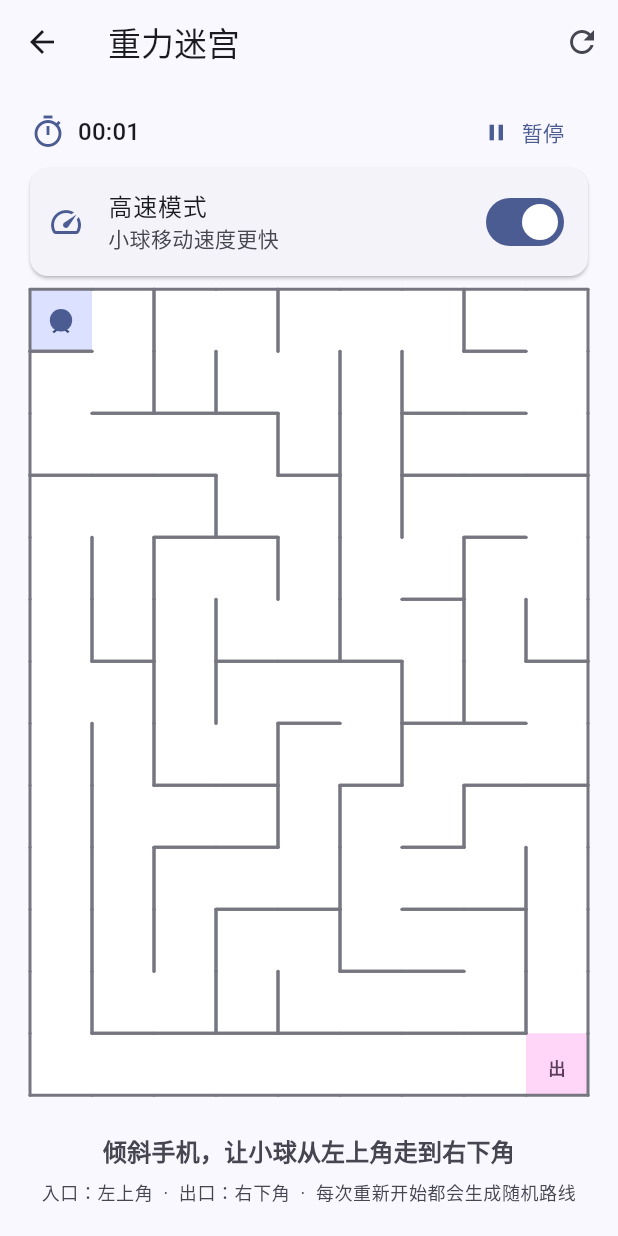
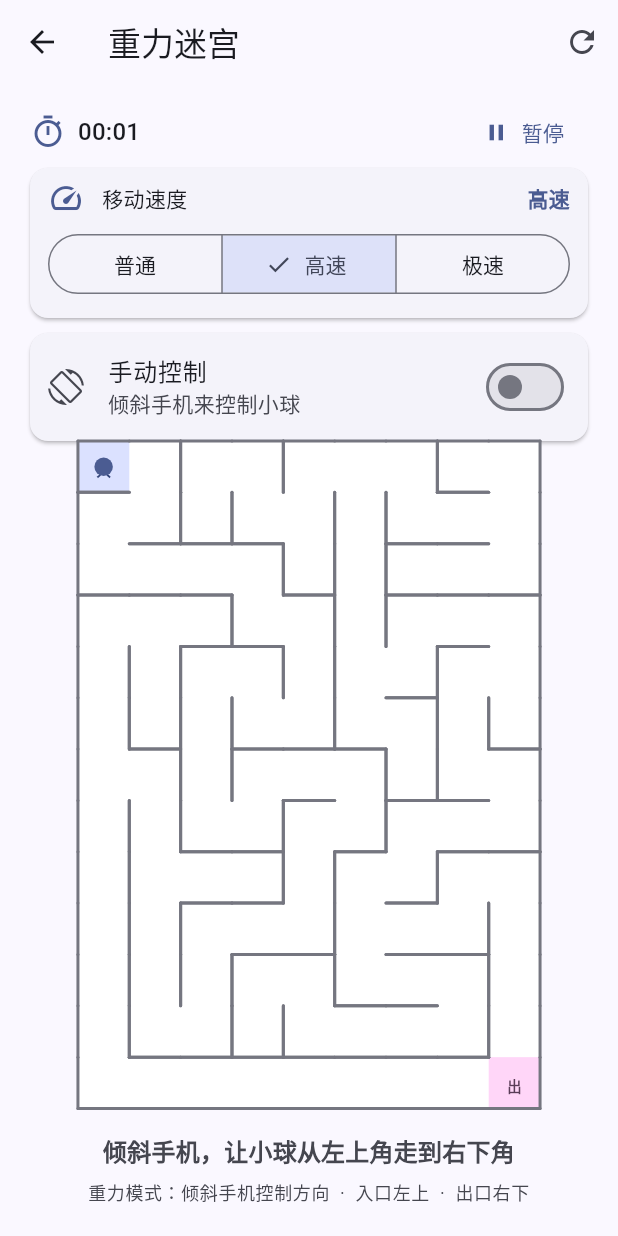
Before and after one commit to gushiyu01/appForAndroidAAndIos, a Flutter app: the MazeGamePage screen opened by its route, on a phone screen of 412 x 824 dp. Run offline on Flutter 3.47's test engine with Material 3 defaults, Android fonts, the phone set to English and light mode, and no system bars; our stand-ins replace image_picker, local_auth.

Commit message:
Add turbo speed and manual maze controls

```diff
--- a/lib/pages/maze_game_page.dart
+++ b/lib/pages/maze_game_page.dart
@@ -17,13 +17,17 @@ class MazeGamePage extends StatefulWidget {
   State<MazeGamePage> createState() => _MazeGamePageState();
 }
 
+enum _SpeedLevel { normal, fast, turbo }
+
 class _MazeGamePageState extends State<MazeGamePage>
     with SingleTickerProviderStateMixin {
   static const double _ballRadius = 0.18;
   static const double _normalGravityScale = 8.0;
   static const double _fastGravityScale = 14.0;
+  static const double _turboGravityScale = 22.0;
   static const double _normalMaxSpeed = 5.5;
   static const double _fastMaxSpeed = 9.0;
+  static const double _turboMaxSpeed = 14.0;
   static const double _frictionPerFrame = 0.94;
 
   Maze _maze = Maze.generate();
@@ -35,7 +39,8 @@ class _MazeGamePageState extends State<MazeGamePage>
   String? _sensorError;
   bool _completed = false;
   bool _paused = false;
-  bool _highSpeed = true;
+  _SpeedLevel _speedLevel = _SpeedLevel.fast;
+  bool _manualControl = false;
   Duration _lastTick = Duration.zero;
 
   late final Ticker _ticker;
@@ -60,7 +65,7 @@ class _MazeGamePageState extends State<MazeGamePage>
   }
 
   void _handleAccelerometer(MotionSample event) {
-    if (!mounted) {
+    if (!mounted || _manualControl) {
       return;
     }
 
@@ -111,9 +116,16 @@ class _MazeGamePageState extends State<MazeGamePage>
   }
 
   void _moveBall(double seconds) {
-    final double gravityScale =
-        _highSpeed ? _fastGravityScale : _normalGravityScale;
-    final double maxSpeed = _highSpeed ? _fastMaxSpeed : _normalMaxSpeed;
+    final double gravityScale = switch (_speedLevel) {
+      _SpeedLevel.normal => _normalGravityScale,
+      _SpeedLevel.fast => _fastGravityScale,
+      _SpeedLevel.turbo => _turboGravityScale,
+    };
+    final double maxSpeed = switch (_speedLevel) {
+      _SpeedLevel.normal => _normalMaxSpeed,
+      _SpeedLevel.fast => _fastMaxSpeed,
+      _SpeedLevel.turbo => _turboMaxSpeed,
+    };
     final Offset acceleration = _gravity * gravityScale;
     Offset velocity = _velocity + acceleration * seconds;
     final double speed = velocity.distance;
@@ -187,6 +199,50 @@ class _MazeGamePageState extends State<MazeGamePage>
     });
   }
 
+  void _setManualDirection(Offset localPosition, Size boardSize) {
+    if (!_manualControl || _paused || _completed) {
+      return;
+    }
+
+    final Offset center = Offset(boardSize.width / 2, boardSize.height / 2);
+    final Offset distance = localPosition - center;
+    final Offset normalized = Offset(
+      distance.dx / (boardSize.width / 2),
+      distance.dy / (boardSize.height / 2),
+    );
+    setState(() {
+      _gravity = normalized.distance > 1
+          ? normalized / normalized.distance
+          : normalized;
+    });
+  }
+
+  void _stopManualDirection() {
+    if (!_manualControl) {
+      return;
+    }
+    setState(() {
+      _gravity = Offset.zero;
+      _velocity = Offset.zero;
+    });
+  }
+
+  void _setControlMode(bool manual) {
+    setState(() {
+      _manualControl = manual;
+      _gravity = Offset.zero;
+      _velocity = Offset.zero;
+    });
+  }
+
+  String _speedLabel(_SpeedLevel level) {
+    return switch (level) {
+      _SpeedLevel.normal => '普通',
+      _SpeedLevel.fast => '高速',
+      _SpeedLevel.turbo => '极速',
+    };
+  }
+
   String _formatDuration(Duration duration) {
     final int minutes = duration.inMinutes;
     final int seconds = duration.inSeconds % 60;
@@ -200,6 +256,8 @@ class _MazeGamePageState extends State<MazeGamePage>
         ? '抵达出口！用时 ${_formatDuration(_elapsed)}'
         : _paused
             ? '游戏已暂停'
+            : _manualControl
+                ? '拖动迷宫中的方向盘，让小球从左上角走到右下角'
                 : '倾斜手机，让小球从左上角走到右下角';
 
     return Scaffold(
@@ -243,22 +301,69 @@ class _MazeGamePageState extends State<MazeGamePage>
               ),
               Card(
                 margin: EdgeInsets.zero,
+                child: Padding(
+                  padding: const EdgeInsets.fromLTRB(12, 8, 12, 12),
+                  child: Column(
+                    crossAxisAlignment: CrossAxisAlignment.stretch,
+                    children: [
+                      Row(
+                        children: [
+                          Icon(Icons.speed, color: colorScheme.primary),
+                          const SizedBox(width: 12),
+                          const Text('移动速度'),
+                          const Spacer(),
+                          Text(
+                            _speedLabel(_speedLevel),
+                            style: TextStyle(
+                              color: colorScheme.primary,
+                              fontWeight: FontWeight.w700,
+                            ),
+                          ),
+                        ],
+                      ),
+                      const SizedBox(height: 8),
+                      SegmentedButton<_SpeedLevel>(
+                        segments: const [
+                          ButtonSegment(
+                            value: _SpeedLevel.normal,
+                            label: Text('普通'),
+                          ),
+                          ButtonSegment(
+                            value: _SpeedLevel.fast,
+                            label: Text('高速'),
+                          ),
+                          ButtonSegment(
+                            value: _SpeedLevel.turbo,
+                            label: Text('极速'),
+                          ),
+                        ],
+                        selected: <_SpeedLevel>{_speedLevel},
+                        onSelectionChanged: (Set<_SpeedLevel> selection) {
+                          setState(() {
+                            _speedLevel = selection.first;
+                          });
+                        },
+                      ),
+                    ],
+                  ),
+                ),
+              ),
+              Card(
+                margin: const EdgeInsets.only(top: 10),
                 child: SwitchListTile(
                   contentPadding: const EdgeInsets.symmetric(horizontal: 12),
                   secondary: Icon(
-                    Icons.speed,
-                    color: _highSpeed
+                    _manualControl ? Icons.touch_app : Icons.screen_rotation,
+                    color: _manualControl
                         ? colorScheme.primary
                         : colorScheme.onSurfaceVariant,
                   ),
-                  title: const Text('高速模式'),
-                  subtitle: Text(_highSpeed ? '小球移动速度更快' : '普通速度，更容易控制'),
-                  value: _highSpeed,
-                  onChanged: (bool value) {
-                    setState(() {
-                      _highSpeed = value;
-                    });
-                  },
+                  title: const Text('手动控制'),
+                  subtitle: Text(
+                    _manualControl ? '按住迷宫并拖动来控制方向' : '倾斜手机来控制小球',
+                  ),
+                  value: _manualControl,
+                  onChanged: _setControlMode,
                 ),
               ),
               if (_sensorError != null)
@@ -274,12 +379,35 @@ class _MazeGamePageState extends State<MazeGamePage>
                 child: Center(
                   child: AspectRatio(
                     aspectRatio: _maze.columns / _maze.rows,
+                    child: LayoutBuilder(
+                      builder: (BuildContext context, BoxConstraints constraints) {
+                        final Size boardSize = constraints.biggest;
+                        return GestureDetector(
+                          behavior: HitTestBehavior.opaque,
+                          onPanStart: _manualControl
+                              ? (DragStartDetails details) =>
+                                  _setManualDirection(details.localPosition, boardSize)
+                              : null,
+                          onPanUpdate: _manualControl
+                              ? (DragUpdateDetails details) =>
+                                  _setManualDirection(details.localPosition, boardSize)
+                              : null,
+                          onPanEnd: _manualControl
+                              ? (_) => _stopManualDirection()
+                              : null,
+                          onPanCancel:
+                              _manualControl ? _stopManualDirection : null,
                           child: CustomPaint(
                             painter: _MazePainter(
                               maze: _maze,
                               ball: _ball,
                               colorScheme: colorScheme,
+                              manualControl: _manualControl,
+                              manualDirection: _gravity,
                             ),
+                          ),
+                        );
+                      },
                     ),
                   ),
                 ),
@@ -297,7 +425,7 @@ class _MazeGamePageState extends State<MazeGamePage>
               ),
               const SizedBox(height: 8),
               Text(
-                '入口：左上角  ·  出口：右下角  ·  每次重新开始都会生成随机路线',
+                '${_manualControl ? '手动模式：按住迷宫并拖动控制方向' : '重力模式：倾斜手机控制方向'}  ·  入口左上  ·  出口右下',
                 textAlign: TextAlign.center,
                 style: Theme.of(context).textTheme.bodySmall?.copyWith(
                       color: colorScheme.onSurfaceVariant,
@@ -316,11 +444,15 @@ class _MazePainter extends CustomPainter {
     required this.maze,
     required this.ball,
     required this.colorScheme,
+    required this.manualControl,
+    required this.manualDirection,
   });
 
   final Maze maze;
   final Offset ball;
   final ColorScheme colorScheme;
+  final bool manualControl;
+  final Offset manualDirection;
 
   @override
   void paint(Canvas canvas, Size size) {
@@ -405,6 +537,26 @@ class _MazePainter extends CustomPainter {
       ),
     );
 
+    if (manualControl) {
+      final Offset center = Offset(size.width / 2, size.height / 2);
+      final Paint joystickPaint = Paint()
+        ..color = colorScheme.primary.withValues(alpha: 0.16)
+        ..style = PaintingStyle.fill;
+      canvas.drawCircle(center, math.min(size.width, size.height) * 0.22, joystickPaint);
+      final Paint directionPaint = Paint()
+        ..color = colorScheme.primary.withValues(alpha: 0.45)
+        ..strokeWidth = 2
+        ..style = PaintingStyle.stroke;
+      canvas.drawLine(
+        center,
+        center + Offset(
+          manualDirection.dx * size.width * 0.18,
+          manualDirection.dy * size.height * 0.18,
+        ),
+        directionPaint,
+      );
+    }
+
     final Paint ballPaint = Paint()..color = colorScheme.primary;
     canvas.drawCircle(
       Offset(ball.dx * cellWidth, ball.dy * cellHeight),
@@ -415,6 +567,9 @@ class _MazePainter extends CustomPainter {
 
   @override
   bool shouldRepaint(_MazePainter oldDelegate) {
-    return oldDelegate.maze != maze || oldDelegate.ball != ball;
+    return oldDelegate.maze != maze ||
+        oldDelegate.ball != ball ||
+        oldDelegate.manualControl != manualControl ||
+        oldDelegate.manualDirection != manualDirection;
   }
 }
```
Also changed, not shown: 1 other file. Lines whose indentation alone changed are shown as unchanged.
